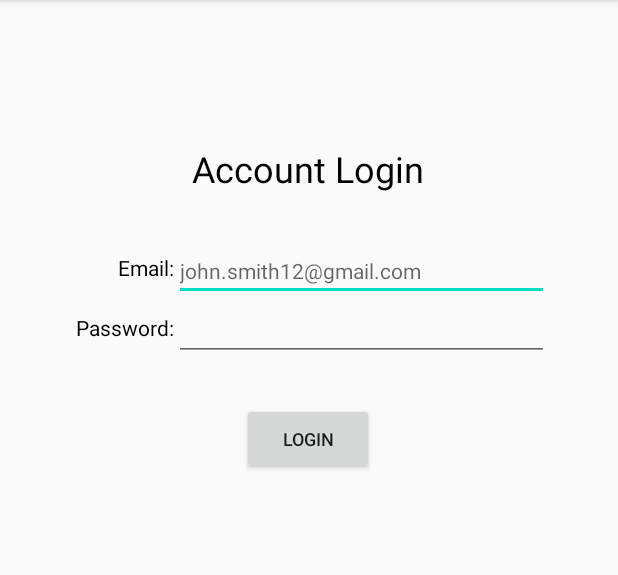
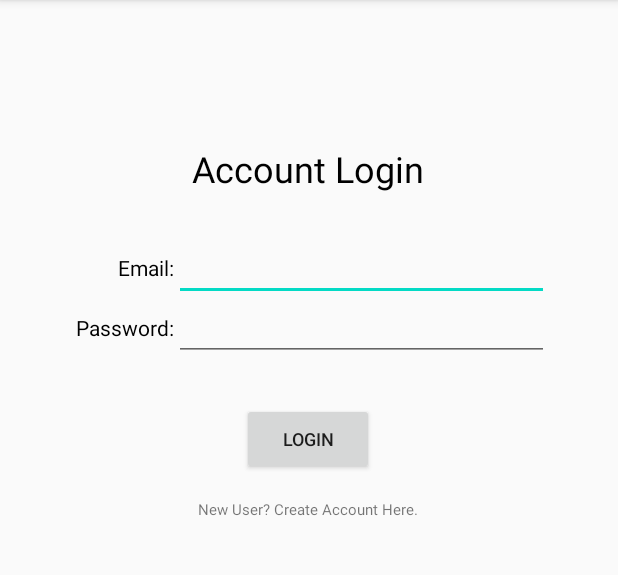
Before and after one commit to anthony-trinh/Sunshine-Medical-Clinic, an Android app: the Login screen opened directly, with no data from a screen before it, on a phone screen of 412 x 824 dp, the part 84-659 px from its top. Run offline under Robolectric (Android 15) with nearby library versions, the phone set to English and light mode, and no system bars; our stand-ins replace Firebase (no records; nobody signed in at launch, a user with empty details on screens opened directly).

Commit message:
finished implementation of Register.class and Login.class

```diff
--- a/app/src/main/java/com/example/sunshinemedicalclinic/Login.java
+++ b/app/src/main/java/com/example/sunshinemedicalclinic/Login.java
@@ -1,14 +1,75 @@
 package com.example.sunshinemedicalclinic;
 
+import androidx.annotation.NonNull;
 import androidx.appcompat.app.AppCompatActivity;
 
+import android.content.Intent;
 import android.os.Bundle;
+import android.text.TextUtils;
+import android.view.View;
+import android.widget.Button;
+import android.widget.EditText;
+import android.widget.TextView;
+import android.widget.Toast;
+
+import com.google.android.gms.tasks.OnCompleteListener;
+import com.google.android.gms.tasks.Task;
+import com.google.firebase.auth.AuthResult;
+import com.google.firebase.auth.FirebaseAuth;
 
 public class Login extends AppCompatActivity {
-
+    FirebaseAuth mAuth;
     @Override
     protected void onCreate(Bundle savedInstanceState) {
         super.onCreate(savedInstanceState);
         setContentView(R.layout.activity_login);
+
+        mAuth = FirebaseAuth.getInstance();
+        final EditText email = findViewById(R.id.logEmail);
+        final EditText password = findViewById(R.id.logPswd);
+        Button login = findViewById(R.id.btnLogin);
+        TextView register = findViewById(R.id.txtRegister);
+
+        login.setOnClickListener(new View.OnClickListener() {
+            @Override
+            public void onClick(View v) {
+                String usrEmail = email.getText().toString().trim();
+                String usrPassword = password.getText().toString().trim();
+
+                if(TextUtils.isEmpty(usrEmail)){
+                    email.setError("Email is required.");
+                    return;
+                }
+                if(TextUtils.isEmpty(usrPassword)){
+                    password.setError("Password is required.");
+                    return;
+                }
+                if(usrPassword.length() < 6) {
+                    password.setError("Password must be at least 6 characters long.");
+                    return;
+                }
+
+                //authenticate user
+                mAuth.signInWithEmailAndPassword(usrEmail, usrPassword).addOnCompleteListener(new OnCompleteListener<AuthResult>() {
+                    @Override
+                    public void onComplete(@NonNull Task<AuthResult> task) {
+                        if(task.isSuccessful()){
+                            Toast.makeText(Login.this, "Login Successful", Toast.LENGTH_SHORT).show();
+                            startActivity(new Intent(getApplicationContext(), MainActivity.class));
+                        }
+                        else {
+                            Toast.makeText(Login.this, task.getException().getMessage(), Toast.LENGTH_SHORT).show();
+                        }
+                    }
+                });
+            }
+        });
+
+        register.setOnClickListener(new View.OnClickListener() {
+            @Override
+            public void onClick(View v) {
+                startActivity(new Intent(getApplicationContext(), Register.class));
+            }
+        });
     }
 }
--- a/app/src/main/res/layout/activity_login.xml
+++ b/app/src/main/res/layout/activity_login.xml
@@ -25,24 +25,23 @@
         android:layout_height="wrap_content"
         android:layout_marginStart="116dp"
         android:layout_marginTop="32dp"
+        android:autofillHints=""
         android:ems="10"
-        android:hint="@string/john_smith12_gmail_com"
-        android:inputType="textPersonName"
+        android:inputType="textEmailAddress"
         android:textSize="14sp"
         app:layout_constraintStart_toStartOf="parent"
-        app:layout_constraintTop_toBottomOf="@+id/txtTitle"
-        android:autofillHints="" />
+        app:layout_constraintTop_toBottomOf="@+id/txtTitle" />
 
     <EditText
         android:id="@+id/logPswd"
         android:layout_width="250dp"
         android:layout_height="wrap_content"
+        android:autofillHints=""
         android:ems="10"
         android:inputType="textPassword"
         android:textSize="14sp"
         app:layout_constraintStart_toStartOf="@+id/logEmail"
-        app:layout_constraintTop_toBottomOf="@+id/logEmail"
-        android:autofillHints="" />
+        app:layout_constraintTop_toBottomOf="@+id/logEmail" />
 
     <TextView
         android:id="@+id/txtPswd"
@@ -55,7 +54,7 @@
         app:layout_constraintTop_toTopOf="@+id/logPswd" />
 
     <Button
-        android:id="@+id/btnCreate2"
+        android:id="@+id/btnLogin"
         android:layout_width="wrap_content"
         android:layout_height="wrap_content"
         android:layout_marginTop="28dp"
@@ -76,4 +75,15 @@
         app:layout_constraintEnd_toStartOf="@+id/logEmail"
         app:layout_constraintTop_toTopOf="@+id/logEmail" />
 
+    <TextView
+        android:id="@+id/txtRegister"
+        android:layout_width="wrap_content"
+        android:layout_height="wrap_content"
+        android:layout_marginTop="16dp"
+        android:text="New User? Create Account Here."
+        android:textSize="10sp"
+        app:layout_constraintEnd_toEndOf="@+id/btnLogin"
+        app:layout_constraintStart_toStartOf="@+id/btnLogin"
+        app:layout_constraintTop_toBottomOf="@+id/btnLogin" />
+
 </androidx.constraintlayout.widget.ConstraintLayout>
```
Also changed, not shown: app/src/main/java/com/example/sunshinemedicalclinic/MainActivity.java (+10 -0 lines), app/src/main/java/com/example/sunshinemedicalclinic/Register.java (+49 -4 lines), app/src/main/res/layout/activity_main.xml (+10 -1 lines).
